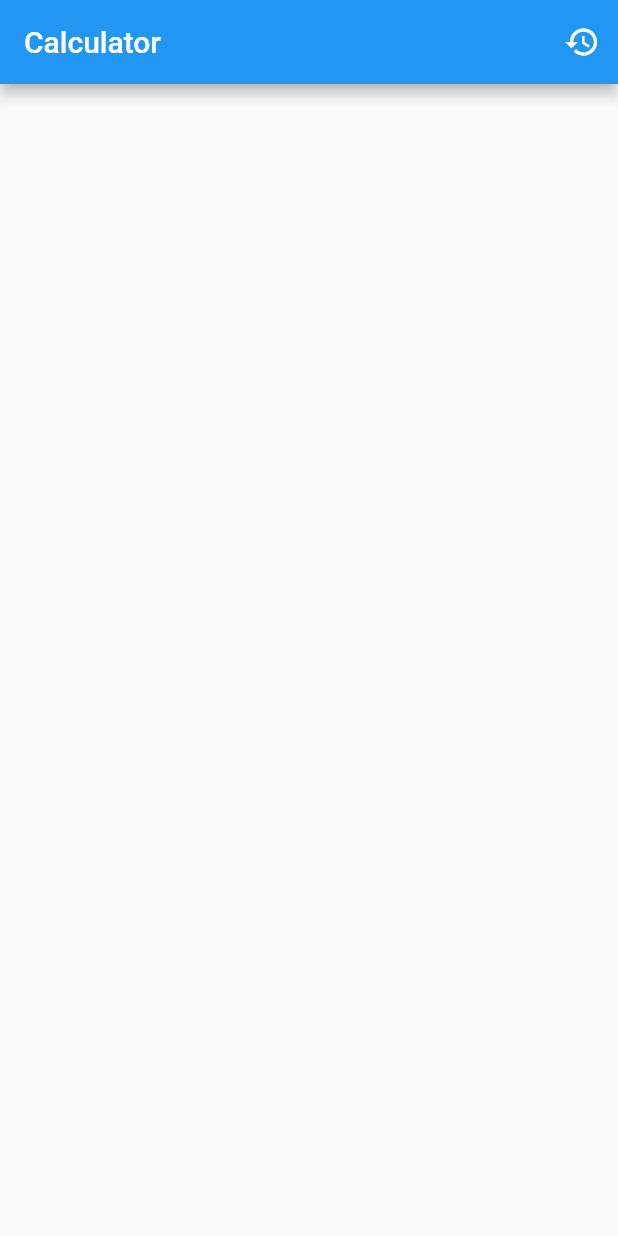
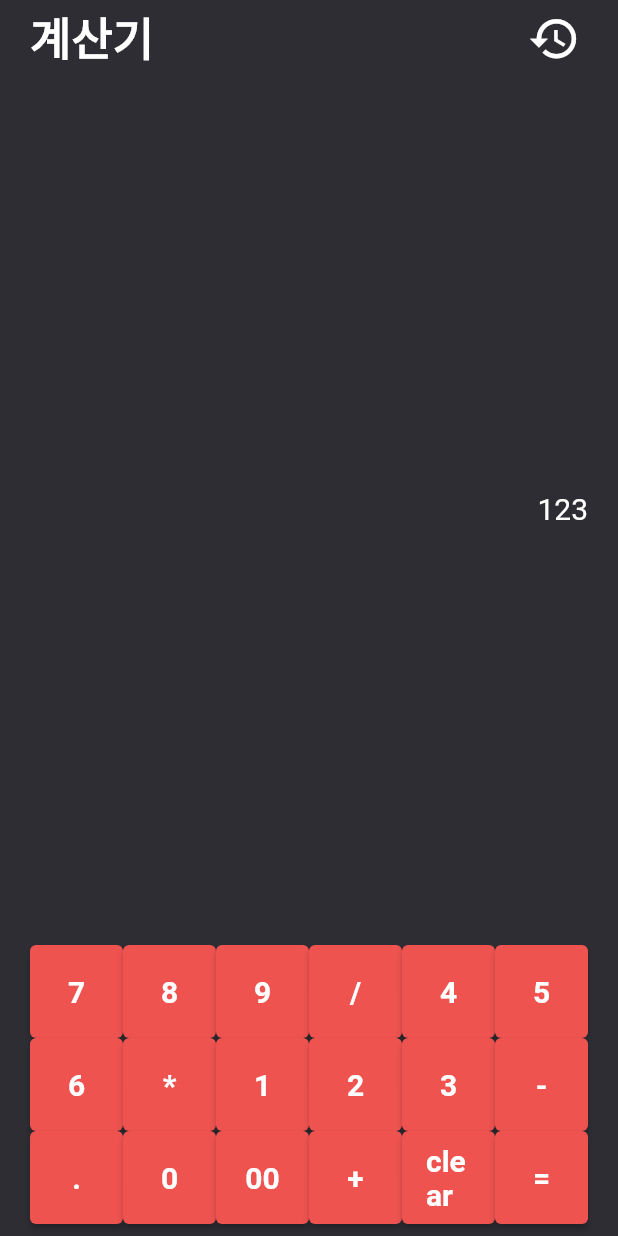
Before and after one commit to Juwon-Yun/Flutter_Calculator, a Flutter app: the screen it shows after launch, on a phone screen of 412 x 824 dp. Run offline on Flutter 3.47's test engine with Material 2 defaults, Android fonts, the phone set to English and light mode, and no system bars.

Commit message:
Feat: calculator ui'

```diff
--- a/lib/main.dart
+++ b/lib/main.dart
@@ -1,112 +1,125 @@
 import 'package:flutter/material.dart';
+import 'package:flutter/widgets.dart';
 import 'package:flutter_calculator/view_model/calculator.dart';
-import 'package:flutter_calculator/view/number_display.dart';
 
-void main() => runApp(const CalC());
+void main() {
+  runApp(CalculatorWidget());
+}
 
-class CalC extends StatelessWidget {
-  const CalC({Key? key}) : super(key: key);
+class CalculatorWidget extends StatefulWidget {
+  const CalculatorWidget({Key? key}) : super(key: key);
+
+  @override
+  State<CalculatorWidget> createState() => _CalculatorWidgetState();
+}
+
+class _CalculatorWidgetState extends State<CalculatorWidget> {
+  String calContent = '123';
 
   @override
   Widget build(BuildContext context) {
     return MaterialApp(
-      title: 'Calculator App',
       debugShowCheckedModeBanner: false,
-      home: MainPage(title: 'Calculator'),
+      home: Scaffold(
+        backgroundColor: const Color(0xFF2D2D33),
+        body: SafeArea(
+          child: Padding(
+            padding: const EdgeInsets.only(left: 20, right: 20),
+            child: Column(
+              mainAxisAlignment: MainAxisAlignment.spaceAround,
+              children: [
+                _Header(),
+                Expanded(
+                  flex: 3,
+                  child: Row(
+                    mainAxisAlignment: MainAxisAlignment.end,
+                    children: [
+                      Flexible(
+                        child: Text(
+                          calContent,
+                          style: const TextStyle(
+                              color: Colors.white,
+                              fontWeight: FontWeight.w400,
+                              fontSize: 20),
+                        ),
+                      )
+                    ],
+                  ),
+                ),
+                // Row(
+                //   children: Calculations.calculatorButtonRows
+                //       .map(
+                //           (str) => ElevatedButton(
+                //             onPressed: () {},
+                //             child: Text(str),
+                //             style: ElevatedButton.styleFrom(
+                //                 primary: Colors.red[200],
+                //                 maximumSize: Size(80, 40),
+                //             ),
+                //           ))
+                //       .toList(),
+                // ),
+                Expanded(
+                  child: GridView.builder(
+                      itemCount: Calculations.calculatorButtonRows.length,
+                      gridDelegate:
+                          const SliverGridDelegateWithFixedCrossAxisCount(
+                              crossAxisCount: 6),
+                      itemBuilder: (BuildContext context, index) {
+                        return ElevatedButton(
+                          onPressed: () {
+                            if(Calculations.calculatorButtonRows[index] == '1'){
+                              setState((){
+                                calContent += '1';
+                              });
+                            }
+                          },
+                          style: ElevatedButton.styleFrom(
+                            primary: Colors.red[400],
+                            maximumSize: const Size(80, 80),
+                          ),
+                          child: Text(
+                            Calculations.calculatorButtonRows[index],
+                            style: const TextStyle(
+                                fontWeight: FontWeight.w700, fontSize: 20),
+                          ),
+                        );
+                      }),
+                )
+              ],
+            ),
+          ),
+        ),
+      ),
     );
   }
 }
 
-class MainPage extends StatefulWidget {
-  final String title;
-  const MainPage({Key? key, required this.title}) : super(key: key);
-
-  @override
-  State<MainPage> createState() => _MainPageState();
-}
-
-class _MainPageState extends State<MainPage> {
-  bool isNewEquation = true;
-  List<double> values = [];
-  List<String> operations = [];
-  List<String> calculations = [];
-  String calculationContent = '';
+class _Header extends StatelessWidget {
+  const _Header({
+    Key? key,
+  }) : super(key: key);
 
   @override
   Widget build(BuildContext context) {
-    return Scaffold(
-      appBar: AppBar(
-        title: Text(widget.title),
-        centerTitle: false,
-        actions: [
-          IconButton(onPressed: () {}, icon: Icon(Icons.history)),
-        ],
-      ),
-      body: Column(
-        children: [
-          NumberDisplay(value: calculationContent),
-        ],
-      ),
+    return Row(
+      mainAxisAlignment: MainAxisAlignment.spaceBetween,
+      children: [
+        const Text(
+          '계산기',
+          style: TextStyle(
+              color: Colors.white,
+              fontWeight: FontWeight.w700,
+              fontSize: 30.0),
+        ),
+        IconButton(
+            onPressed: () {},
+            icon: const Icon(
+              Icons.history,
+              color: Colors.white,
+              size: 35,
+            ))
+      ],
     );
   }
-
-  // _navigateToHistory(BuildContext context) async {
-  //   final res = await Navigator.push(
-  //       context,
-  //       MaterialPageRoute(
-  //           builder: (context) => History(operations: calculations)));
-  //
-  //   if (res != null) {
-  //     setState(() {
-  //       isNewEquation = false;
-  //       calculationContent = Calculator.parseString(res);
-  //     });
-  //   }
-  // }
-
-  void _onPressed({required String buttonText}) {
-    if (Calculations.operations.contains(buttonText)) {
-      return setState(() {
-        operations.add(buttonText);
-        calculationContent = " $buttonText ";
-      });
-    }
-
-    if (buttonText == Calculations.clear) {
-      return setState(() {
-        operations.add(Calculations.clear);
-        calculationContent = "";
-      });
-    }
-
-    if (buttonText == Calculations.equal) {
-      String newContent = Calculator.parseString(calculationContent);
-
-      return setState(() {
-        if (newContent != calculationContent) {
-          calculations.add(calculationContent);
-        }
-        operations.add(Calculations.equal);
-        calculationContent = newContent;
-        isNewEquation = false;
-      });
-    }
-
-    if(buttonText == Calculations.period){
-      return setState((){
-        calculationContent = Calculator.addPeriod(calculationContent);
-      });
-    }
-
-    setState((){
-      // TODO Refactoring
-      if(!isNewEquation && operations.length > 0 && operations.last == Calculations.equal){
-        calculationContent = buttonText;
-        isNewEquation = true;
-      } else {
-        calculationContent += buttonText;
-      }
-    });
-
-  }
 }
--- a/lib/view/number_display.dart
+++ /dev/null
@@ -1,22 +0,0 @@
-import 'package:flutter/material.dart';
-
-class NumberDisplay extends StatelessWidget {
-  final String value;
-  const NumberDisplay({Key? key, required this.value}) : super(key: key);
-
-  @override
-  Widget build(BuildContext context) {
-    return Padding(
-      padding: const EdgeInsets.all(20),
-      child: Row(
-        mainAxisAlignment: MainAxisAlignment.end,
-        children: [
-          Text(
-            value,
-            style: const TextStyle(fontSize: 40, fontWeight: FontWeight.bold),
-          )
-        ],
-      ),
-    );
-  }
-}
--- a/lib/view_model/calculator.dart
+++ b/lib/view_model/calculator.dart
@@ -14,6 +14,15 @@ class Calculations {
     Calculations.subtract,
     Calculations.divide,
   ];
+
+  static const calculatorButtonRows = [
+    '7', '8', '9', Calculations.divide,
+    '4', '5', '6', Calculations.multiple,
+    '1', '2', '3', Calculations.subtract,
+    Calculations.period, '0', '00', Calculations.add,
+    Calculations.clear, Calculations.equal
+  ];
+
 
   static double plus(double a, double b) => a + b;
   static double minus(double a, double b) => a - b;
```
Also changed, not shown: lib/view/calculator_botton.dart (deleted, +0 -29 lines).
